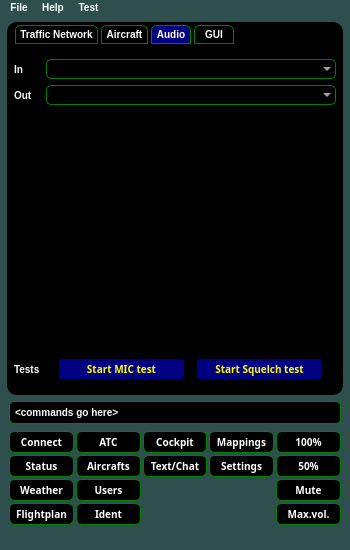
Above: samples/blackgui/mainwindow.ui from swift-project/pilotclient before the change. Below: the same form after it.
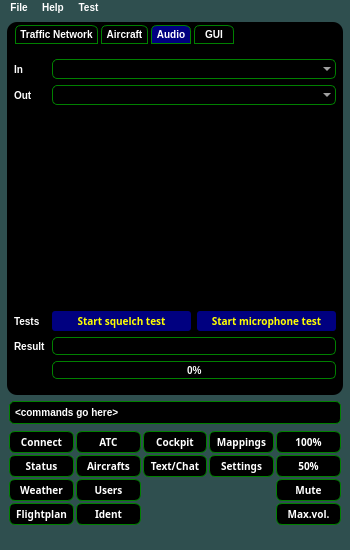
That is the form after the change. The open tabs and pages were chosen to show the change. Icons and pictures are not drawn.

Commit message: Trigger Squelch and Mic test from GUI, refs #123

```diff
--- a/samples/blackgui/mainwindow.ui
+++ b/samples/blackgui/mainwindow.ui
@@ -38,9 +38,19 @@
 	color: white; /** font **/
 }
 
-QStatusBar {
-	background-color: darkslategray;
-}
+ QProgressBar {
+     border: 1px solid green;
+     border-radius: 5px;
+     text-align: center;
+	padding: 0px;
+	height: 16px;
+ }
+
+ QProgressBar::chunk {
+     background-color: darkblue;
+     width: 10px;
+     margin: 0.5px;
+ }
 
 #wi_CentralWidgetOutside {
 	/** there is no opacity with background image, so we need semitransparent images **/
@@ -2178,23 +2188,12 @@
                      <number>0</number>
                     </property>
                     <item>
-                     <widget class="QPushButton" name="pb_VoiceStartMicTest">
-                      <property name="maximumSize">
-                       <size>
-                        <width>125</width>
-                        <height>16777215</height>
-                       </size>
-                      </property>
-                      <property name="text">
-                       <string>Start MIC test</string>
-                      </property>
-                     </widget>
-                    </item>
+                     <layout class="QHBoxLayout" name="hl_SettingsAudioTests">
                     <item>
-                     <widget class="QPushButton" name="pb_VoiceStartSquelchTest">
+                       <widget class="QPushButton" name="pb_SettingsAudioSquelchTest">
                       <property name="maximumSize">
                        <size>
-                        <width>125</width>
+                          <width>16777215</width>
                         <height>16777215</height>
                        </size>
                       </property>
@@ -2202,11 +2201,47 @@
                        <bool>false</bool>
                       </property>
                       <property name="text">
-                       <string>Start Squelch test</string>
+                         <string>Start squelch test</string>
                       </property>
                      </widget>
                     </item>
-                   </layout>
+                      <item>
+                       <widget class="QPushButton" name="pb_SettingsAudioMicrophoneTest">
+                        <property name="maximumSize">
+                         <size>
+                          <width>16777215</width>
+                          <height>16777215</height>
+                         </size>
+                        </property>
+                        <property name="text">
+                         <string>Start microphone test</string>
+                        </property>
+                       </widget>
+                      </item>
+                     </layout>
+                    </item>
+                   </layout>
+                  </widget>
+                 </item>
+                 <item row="5" column="0">
+                  <widget class="QLabel" name="lbl_SettingsAudioTestActionAndResult">
+                   <property name="text">
+                    <string>Result</string>
+                   </property>
+                  </widget>
+                 </item>
+                 <item row="5" column="1">
+                  <widget class="QLineEdit" name="le_SettingsAudioTestActionAndResult">
+                   <property name="readOnly">
+                    <bool>true</bool>
+                   </property>
+                  </widget>
+                 </item>
+                 <item row="6" column="1">
+                  <widget class="QProgressBar" name="prb_SettingsAudioTestProgress">
+                   <property name="value">
+                    <number>0</number>
+                   </property>
                   </widget>
                  </item>
                 </layout>
```
Left out of the diff: 12 changed lines with no effect on the pictures. Lines whose indentation alone changed are shown as unchanged. The commit also changes 4 other files.
